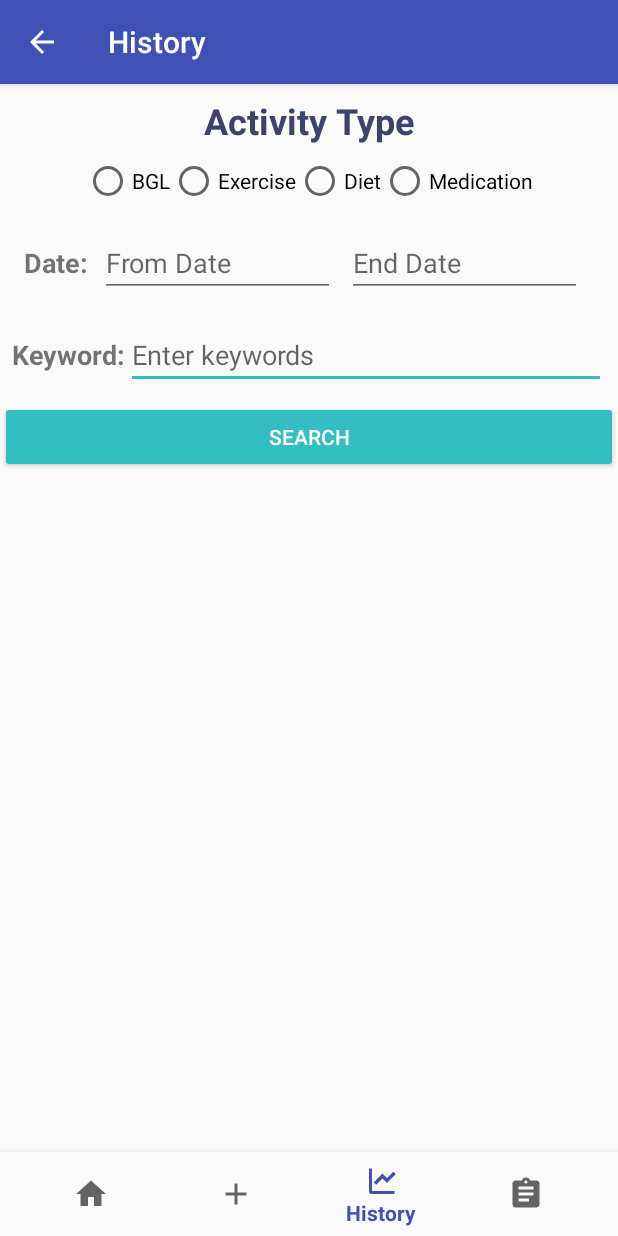
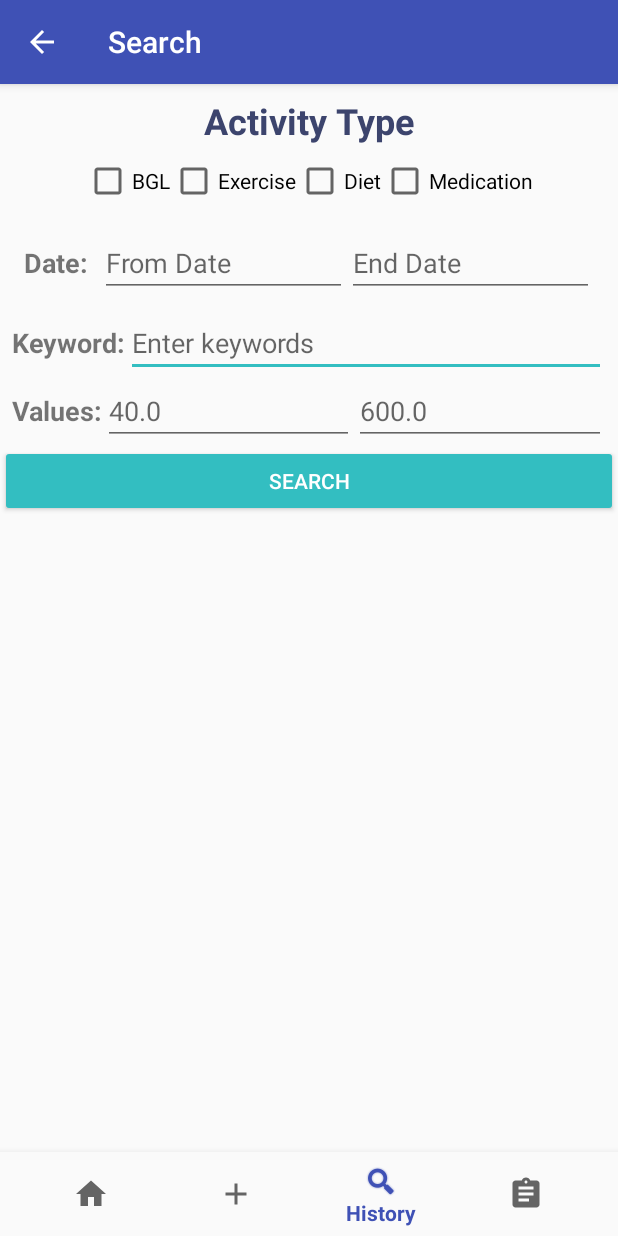
Before and after one commit to NJJeske/CS668AndroidDiabetesApp, an Android app: the screen it shows after launch (History before the commit, SearchActivity after it), item 3 of the bottom bar chosen, on a phone screen of 412 x 824 dp. Run offline under Robolectric (Android 15) with nearby library versions, the phone set to English and light mode, and no system bars.

Commit message:
Renamed History to Search and added item_result.xml for listview appearance... will be working on listview later

```diff
--- a/app/src/main/AndroidManifest.xml
+++ b/app/src/main/AndroidManifest.xml
@@ -44,10 +44,10 @@
         <activity
             android:name=".Results"
             android:label="Results"
-            android:parentActivityName=".History" />
+            android:parentActivityName=".SearchActivity" />
         <activity
-            android:name=".History"
-            android:label="History"
+            android:name=".SearchActivity"
+            android:label="Search"
             android:parentActivityName=".Home" />
         <activity
             android:name=".AddActivity"
--- a/app/src/main/java/com/example/njjeske/cs668androiddiabetesapp/AddActivity.java
+++ b/app/src/main/java/com/example/njjeske/cs668androiddiabetesapp/AddActivity.java
@@ -292,7 +292,7 @@ public class AddActivity extends AppCompatActivity implements AdapterView.OnItem
                     break;
                 case R.id.navigation_history:
                     //TODO: switch bottom nav to history
-                    startActivity(new Intent(AddActivity.this, History.class));
+                    startActivity(new Intent(AddActivity.this, SearchActivity.class));
                     break;
                 case R.id.navigation_regimen:
                     //TODO: switch bottom nav to regimen
--- a/app/src/main/java/com/example/njjeske/cs668androiddiabetesapp/Home.java
+++ b/app/src/main/java/com/example/njjeske/cs668androiddiabetesapp/Home.java
@@ -8,7 +8,6 @@ import android.support.v7.app.AlertDialog;
 import android.support.v7.app.AppCompatActivity;
 import android.os.Bundle;
 import android.support.v7.widget.CardView;
-import android.util.Log;
 import android.view.MenuItem;
 import android.view.View;
 import android.widget.TextView;
@@ -116,7 +115,7 @@ public class Home extends AppCompatActivity implements View.OnClickListener {
                     startActivity(new Intent(Home.this, AddActivity.class));
                     break;
                 case R.id.navigation_history:
-                    startActivity(new Intent(Home.this, History.class));
+                    startActivity(new Intent(Home.this, SearchActivity.class));
                     break;
                 case R.id.navigation_regimen:
                     startActivity(new Intent(Home.this, Regimen.class));
--- a/app/src/main/java/com/example/njjeske/cs668androiddiabetesapp/Regimen.java
+++ b/app/src/main/java/com/example/njjeske/cs668androiddiabetesapp/Regimen.java
@@ -38,7 +38,7 @@ public class Regimen extends AppCompatActivity {
                     startActivity(new Intent(Regimen.this, AddActivity.class));
                     break;
                 case R.id.navigation_history:
-                    startActivity(new Intent(Regimen.this, History.class));
+                    startActivity(new Intent(Regimen.this, SearchActivity.class));
                     break;
                 case R.id.navigation_regimen:
 //                    startActivity(new Intent(Regimen.this, Regimen.class));
--- a/app/src/main/java/com/example/njjeske/cs668androiddiabetesapp/Results.java
+++ b/app/src/main/java/com/example/njjeske/cs668androiddiabetesapp/Results.java
@@ -48,7 +48,7 @@ public class Results extends AppCompatActivity {
                     startActivity(new Intent(Results.this, AddActivity.class));
                     break;
                 case R.id.navigation_history:
-//                    startActivity(new Intent(Results.this, History.class));
+//                    startActivity(new Intent(Results.this, SearchActivity.class));
                     break;
                 case R.id.navigation_regimen:
                     startActivity(new Intent(Results.this, Regimen.class));
--- a/app/src/main/java/com/example/njjeske/cs668androiddiabetesapp/History.java
+++ b/app/src/main/java/com/example/njjeske/cs668androiddiabetesapp/SearchActivity.java
@@ -12,17 +12,17 @@ import android.view.Menu;
 import android.view.MenuItem;
 import android.view.View;
 import android.widget.Button;
+import android.widget.CheckBox;
 import android.widget.DatePicker;
 import android.widget.EditText;
-import android.widget.RadioButton;
 import android.widget.Toast;
 
 import java.util.Calendar;
 
-public class History extends AppCompatActivity {
+public class SearchActivity extends AppCompatActivity {
     private Button searchButton, graphs, lists, stats;
-    private EditText fromDate, toDate, keywords;
-    private RadioButton radio_bgl, radio_exercise, radio_diet, radio_medication;
+    private EditText fromDate, toDate, keywords, startValue, endValue;
+    private CheckBox check_bgl, check_exercise, check_diet, check_medication;
     DatabaseHelper db;
     private int mYear, mMonth, mDay, mHour, mMinute;
     Calendar c;
@@ -30,24 +30,24 @@ public class History extends AppCompatActivity {
     @Override
     protected void onCreate(Bundle savedInstanceState) {
         super.onCreate(savedInstanceState);
-        setContentView(R.layout.activity_history);
+        setContentView(R.layout.activity_search);
 
         db = new DatabaseHelper(this);
 
         // connect buttons to XML & onClick listeners
         searchButton = (Button) findViewById(R.id.Data_search);
-        searchButton.setOnClickListener(dataOnClickListener);
+        searchButton.setOnClickListener(searchOnClickListener);
 
-        // connect editText to XML
+        // connect to XML
         fromDate = (EditText) findViewById(R.id.Data_editText_fromDate);
         toDate = (EditText) findViewById(R.id.Data_editText_toDate);
         keywords = (EditText) findViewById(R.id.Data_editText_keywords);
-
-        // connect radio to XML
-        radio_bgl = (RadioButton) findViewById(R.id.Data_Radio_bloodGlucose);
-        radio_exercise = (RadioButton) findViewById(R.id.Data_Radio_exercise);
-        radio_diet = (RadioButton) findViewById(R.id.Data_Radio_diet);
-        radio_medication = (RadioButton) findViewById(R.id.Data_Radio_medication);
+        startValue = (EditText) findViewById(R.id.Data_editText_startval);
+        endValue = (EditText) findViewById(R.id.Data_editText_endval);
+        check_bgl = (CheckBox) findViewById(R.id.Data_Radio_bloodGlucose);
+        check_exercise = (CheckBox) findViewById(R.id.Data_Radio_exercise);
+        check_diet = (CheckBox) findViewById(R.id.Data_Radio_diet);
+        check_medication = (CheckBox) findViewById(R.id.Data_Radio_medication);
 
         BottomNavigationView navigation = (BottomNavigationView) findViewById(R.id.navigation);
         navigation.setOnNavigationItemSelectedListener(mOnNavigationItemSelectedListener);
@@ -57,6 +57,7 @@ public class History extends AppCompatActivity {
         MenuItem menuItem = menu.getItem(2); //index of history
         menuItem.setChecked(true);
 
+        // set up Calendar for DatePickerDialog
         c = Calendar.getInstance();
         mYear = c.get(Calendar.YEAR);
         mMonth = c.get(Calendar.MONTH);
@@ -76,7 +77,7 @@ public class History extends AppCompatActivity {
                     }
                 };
 
-                DatePickerDialog dpDialog = new DatePickerDialog(History.this, AlertDialog.THEME_DEVICE_DEFAULT_LIGHT, listener, mYear, mMonth, mDay);
+                DatePickerDialog dpDialog = new DatePickerDialog(SearchActivity.this, AlertDialog.THEME_DEVICE_DEFAULT_LIGHT, listener, mYear, mMonth, mDay);
                 dpDialog.show();
             }
         });
@@ -93,43 +94,31 @@ public class History extends AppCompatActivity {
                     }
                 };
 
-                DatePickerDialog dpDialog = new DatePickerDialog(History.this, AlertDialog.THEME_DEVICE_DEFAULT_LIGHT, listener, mYear, mMonth, mDay);
+                DatePickerDialog dpDialog = new DatePickerDialog(SearchActivity.this, AlertDialog.THEME_DEVICE_DEFAULT_LIGHT, listener, mYear, mMonth, mDay);
                 dpDialog.show();
             }
         });
     }
 
-    private View.OnClickListener dataOnClickListener = new View.OnClickListener() {
+    // Search: load new Results activity with passed string
+    private View.OnClickListener searchOnClickListener = new View.OnClickListener() {
         @Override
         public void onClick(View v) {
-            if (v.getId() == R.id.Data_search) {
-                search(v);
-            } else {
-                radioSelect(v);
-            }
-        }
-    };
-
-    private void radioSelect(View v) {
-        Log.d("RadioButton", "RadioButton clicked!");
-        // TODO change in private selection array
-        // TODO unselect other radio buttons
-    }
-
-    // submit into database
-    private void search(View v) {
-        Log.d("HISTORY", "History clicked");
+            Log.d("HISTORY", "SearchActivity clicked");
             String submitString;
-        submitString = String.format("%s, %s, %s", fromDate.getText().toString(), toDate.getText().toString(), keywords.getText().toString());
+            submitString = String.format("%s, %s, %s",
+                    fromDate.getText().toString(),
+                    toDate.getText().toString(),
+                    keywords.getText().toString());
             Log.d("HISTORY", "Submit string: " + submitString);
 
             // TODO add search in database in DatabaseHelper
 //        DatabaseHelper.search(submitString);
 
             // start new Results activity from query
-        Toast.makeText(this, "SEARCHING...", Toast.LENGTH_SHORT).show();
-
+            Toast.makeText(getApplicationContext(), "SEARCHING...", Toast.LENGTH_SHORT).show();
         }
+    };
 
     // Bottom Navigation actions
     private BottomNavigationView.OnNavigationItemSelectedListener mOnNavigationItemSelectedListener
@@ -139,16 +128,16 @@ public class History extends AppCompatActivity {
         public boolean onNavigationItemSelected(@NonNull MenuItem item) {
             switch (item.getItemId()) {
                 case R.id.navigation_home:
-                    startActivity(new Intent(History.this, Home.class));
+                    startActivity(new Intent(SearchActivity.this, Home.class));
                     break;
                 case R.id.navigation_activity:
-                    startActivity(new Intent(History.this, AddActivity.class));
+                    startActivity(new Intent(SearchActivity.this, AddActivity.class));
                     break;
                 case R.id.navigation_history:
-//                    startActivity(new Intent(History.this, History.class));
+//                    startActivity(new Intent(SearchActivity.this, SearchActivity.class));
                     break;
                 case R.id.navigation_regimen:
-                    startActivity(new Intent(History.this, Regimen.class));
+                    startActivity(new Intent(SearchActivity.this, Regimen.class));
                     break;
             }
             return true;
--- a/app/src/main/res/layout/activity_history.xml
+++ b/app/src/main/res/layout/activity_search.xml
@@ -28,35 +28,35 @@
             android:textStyle="bold" />
 
         <LinearLayout
-            android:id="@+id/linearLayoutRadio"
+            android:id="@+id/linearLayoutCheckbox"
             android:layout_width="match_parent"
             android:layout_height="wrap_content"
             android:layout_margin="8dp"
             android:gravity="center"
             android:orientation="horizontal">
 
-            <RadioButton
+            <CheckBox
                 android:id="@+id/Data.Radio.bloodGlucose"
                 android:layout_width="wrap_content"
                 android:layout_height="wrap_content"
                 android:maxLines="1"
                 android:text="@string/bgl" />
 
-            <RadioButton
+            <CheckBox
                 android:id="@+id/Data.Radio.exercise"
                 android:layout_width="wrap_content"
                 android:layout_height="wrap_content"
                 android:maxLines="1"
                 android:text="@string/exercise" />
 
-            <RadioButton
+            <CheckBox
                 android:id="@+id/Data.Radio.diet"
                 android:layout_width="wrap_content"
                 android:layout_height="wrap_content"
                 android:maxLines="1"
                 android:text="@string/diet" />
 
-            <RadioButton
+            <CheckBox
                 android:id="@+id/Data.Radio.medication"
                 android:layout_width="wrap_content"
                 android:layout_height="wrap_content"
@@ -86,11 +86,9 @@
                 android:id="@+id/Data.editText.fromDate"
                 android:layout_width="0dp"
                 android:layout_height="wrap_content"
-                android:layout_marginEnd="8dp"
                 android:layout_marginStart="8dp"
                 android:layout_weight="1"
                 android:focusable="false"
-                android:ems="10"
                 android:hint="@string/hint_from_date"
                 android:inputType="date"
                 tools:layout_editor_absoluteY="104dp" />
@@ -99,10 +97,9 @@
                 android:id="@+id/Data.editText.toDate"
                 android:layout_width="0dp"
                 android:layout_height="wrap_content"
-                android:layout_marginEnd="16dp"
+                android:layout_marginEnd="8dp"
                 android:layout_weight="1"
                 android:focusable="false"
-                android:ems="10"
                 android:hint="@string/hint_end_date"
                 android:inputType="date" />
         </LinearLayout>
@@ -111,9 +108,10 @@
             android:id="@+id/llrow3"
             android:layout_width="match_parent"
             android:layout_height="wrap_content"
-            android:layout_margin="8dp"
             android:gravity="center"
-            android:orientation="horizontal">
+            android:orientation="horizontal"
+            android:layout_marginStart="8dp"
+            android:layout_marginEnd="8dp">
 
             <TextView
                 android:id="@+id/txtView_data_searchKeyword"
@@ -131,9 +129,45 @@
                 android:layout_width="0dp"
                 android:layout_height="wrap_content"
                 android:layout_weight="1"
-                android:ems="10"
                 android:hint="@string/hint_keyword"
                 android:inputType="textPersonName" />
+        </LinearLayout>
+
+        <LinearLayout
+            android:id="@+id/llrow4"
+            android:layout_width="match_parent"
+            android:layout_height="wrap_content"
+            android:gravity="center"
+            android:orientation="horizontal"
+            android:layout_marginStart="8dp"
+            android:layout_marginEnd="8dp">
+
+            <TextView
+                android:id="@+id/txtView_data_values"
+                android:layout_width="wrap_content"
+                android:layout_height="wrap_content"
+                android:text="Values:"
+                android:textAlignment="viewStart"
+                android:textSize="18sp"
+                android:textStyle="bold"
+                app:layout_constraintBaseline_toBaselineOf="@+id/Data.editText.keywords"
+                app:layout_constraintStart_toStartOf="parent" />
+
+            <EditText
+                android:id="@+id/Data.editText.startval"
+                android:layout_width="0dp"
+                android:layout_height="wrap_content"
+                android:layout_weight="1"
+                android:hint="40.0"
+                android:inputType="number" />
+
+            <EditText
+                android:id="@+id/Data.editText.endval"
+                android:layout_width="0dp"
+                android:layout_height="wrap_content"
+                android:layout_weight="1"
+                android:hint="600.0"
+                android:inputType="number" />
         </LinearLayout>
 
         <Button
--- a/app/src/main/res/menu/navigation.xml
+++ b/app/src/main/res/menu/navigation.xml
@@ -11,7 +11,7 @@
         android:title="@string/add_activity" />
     <item
         android:id="@+id/navigation_history"
-        android:icon="@drawable/ic_icons8_combo_chart_24"
+        android:icon="@android:drawable/ic_search_category_default"
         android:title="@string/history" />
 
     <item
```
Also changed, not shown: app/src/main/res/layout/item_result.xml (added, +42 -0 lines), app/src/main/res/values/styles.xml (+7 -0 lines). Lines whose indentation alone changed are shown as unchanged.
